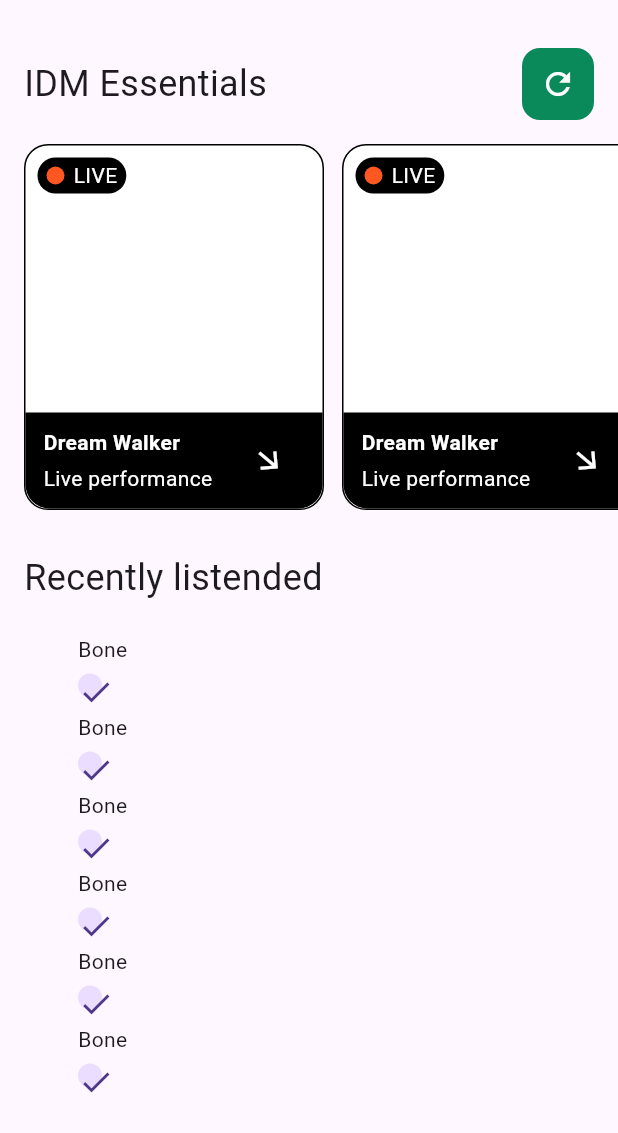
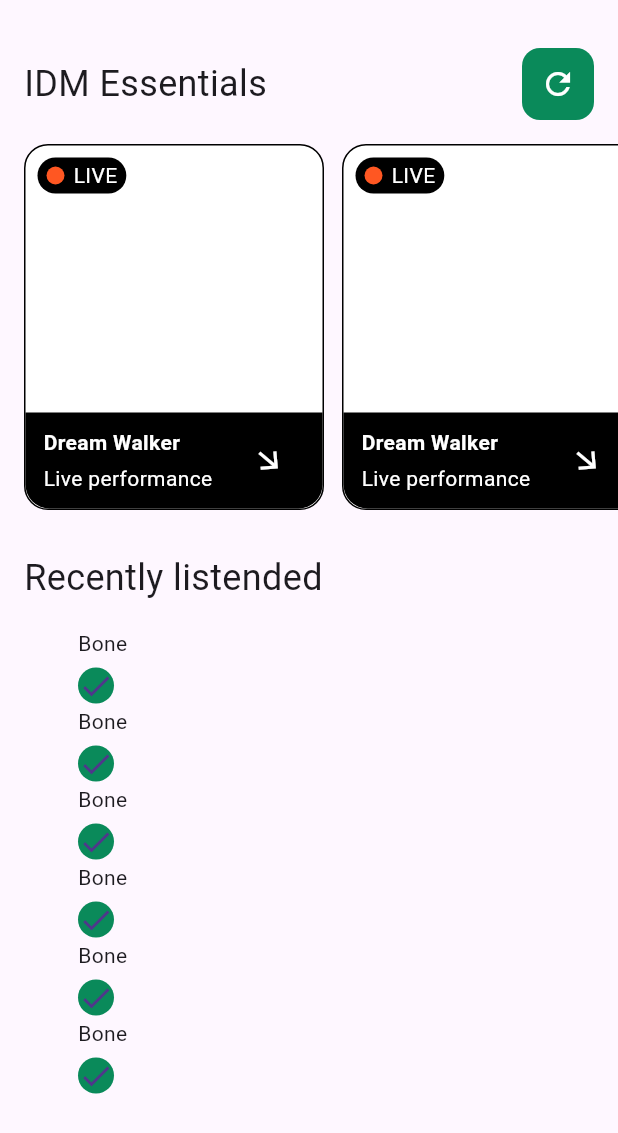
Before and after one commit to JAICHANGPARK/flutter_notebook_chapter_43, a Flutter app: the MusicPlayerIdmPage widget shown alone on an empty page, opened directly, on a phone screen of 412 x 824 dp. Shown: the top 1133 px of the screen. Run offline on Flutter 3.47's test engine with Material 3 defaults, Android fonts, the phone set to English and light mode, and no system bars; our stand-ins replace gap, hugeicons.

Commit message:
Update music_player_idm_page.dart

```diff
--- a/lib/ep2157_music_player_app/ui/home/widgets/music_player_idm_page.dart
+++ b/lib/ep2157_music_player_app/ui/home/widgets/music_player_idm_page.dart
@@ -158,7 +158,8 @@ class MusicPlayerIdmPage extends StatelessWidget {
                       Row(
                         children: [
                           CircleAvatar(
-                            radius: 8,
+                            radius: 12,
+                            backgroundColor: MusicPlayerTheme.primaryGreen,
                             child: Icon(
                               Icons.check,
                             ),
```
